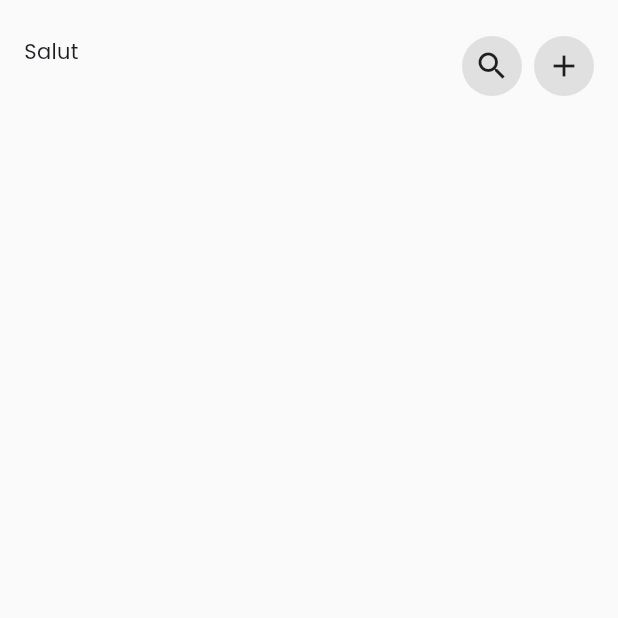
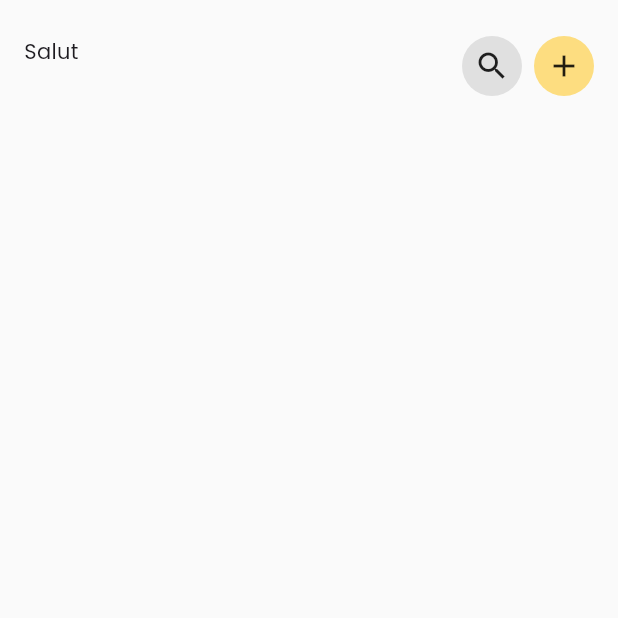
Before and after one commit to Godisouleymane/Memory-share, a Flutter app: the screen it shows once a user with an empty profile is signed in, after a tap on the "add" icon, on a phone screen of 412 x 824 dp, the top half of it. Run offline on Flutter 3.47's test engine with Material 3 defaults, Android fonts, the phone set to English and light mode, and no system bars; our stand-ins replace firebase_auth, firebase_core, google_fonts, google_sign_in, image_picker; accounts and stored records are empty.

Commit message:
Dialog d'ajout d'image et image picker

```diff
--- a/lib/views/home/addPictuteSection.dart
+++ b/lib/views/home/addPictuteSection.dart
@@ -1,5 +1,7 @@
 import 'package:firebase_auth/firebase_auth.dart';
 import 'package:flutter/material.dart';
+import 'package:image_picker/image_picker.dart';
+import 'package:memory_share/views/home/showPictureDialog.dart';
 
 class AddPictureSection extends StatelessWidget {
   final User? user;
@@ -44,14 +46,15 @@ class AddPictureSection extends StatelessWidget {
                       height: 40,
                       width: 40,
                       alignment: Alignment.center,
-                      margin: EdgeInsets.only(left: 8.0),
+                      margin: const EdgeInsets.only(left: 8.0),
                       decoration: BoxDecoration(
-                        shape: BoxShape.circle,
-                        color: Colors.grey[300]
+                      shape: BoxShape.circle,
+                      color: Theme.of(context).primaryColor.withOpacity(0.5)
                       ),
                       child: IconButton(
-                        onPressed: (){}, icon: Icon(Icons.add)),
-                    )
+                        onPressed: ()=> showPicDialog(context, user!), icon: Icon(Icons.add)),
+                    ),
+
                   ],
                 )
               ],
@@ -61,4 +64,8 @@ class AddPictureSection extends StatelessWidget {
       )
       );
   }
+
+  void showPicDialog(BuildContext context, User user) {
+    PictureDialog(user: user).showPicDialog(context, ImageSource.gallery);
+  }
 }
--- a/pubspec.yaml
+++ b/pubspec.yaml
@@ -40,6 +40,9 @@ dependencies:
   firebase_auth: ^4.16.0
   google_sign_in: ^6.2.1
   provider: ^6.1.1
+  cloud_firestore: ^4.14.0
+  firebase_storage: ^11.6.0
+  image_picker: ^1.0.7
 
 dev_dependencies:
   flutter_test:
```
Also changed, not shown: lib/views/home/showPictureDialog.dart (added, +44 -0 lines), pubspec.lock, 5 other files.
